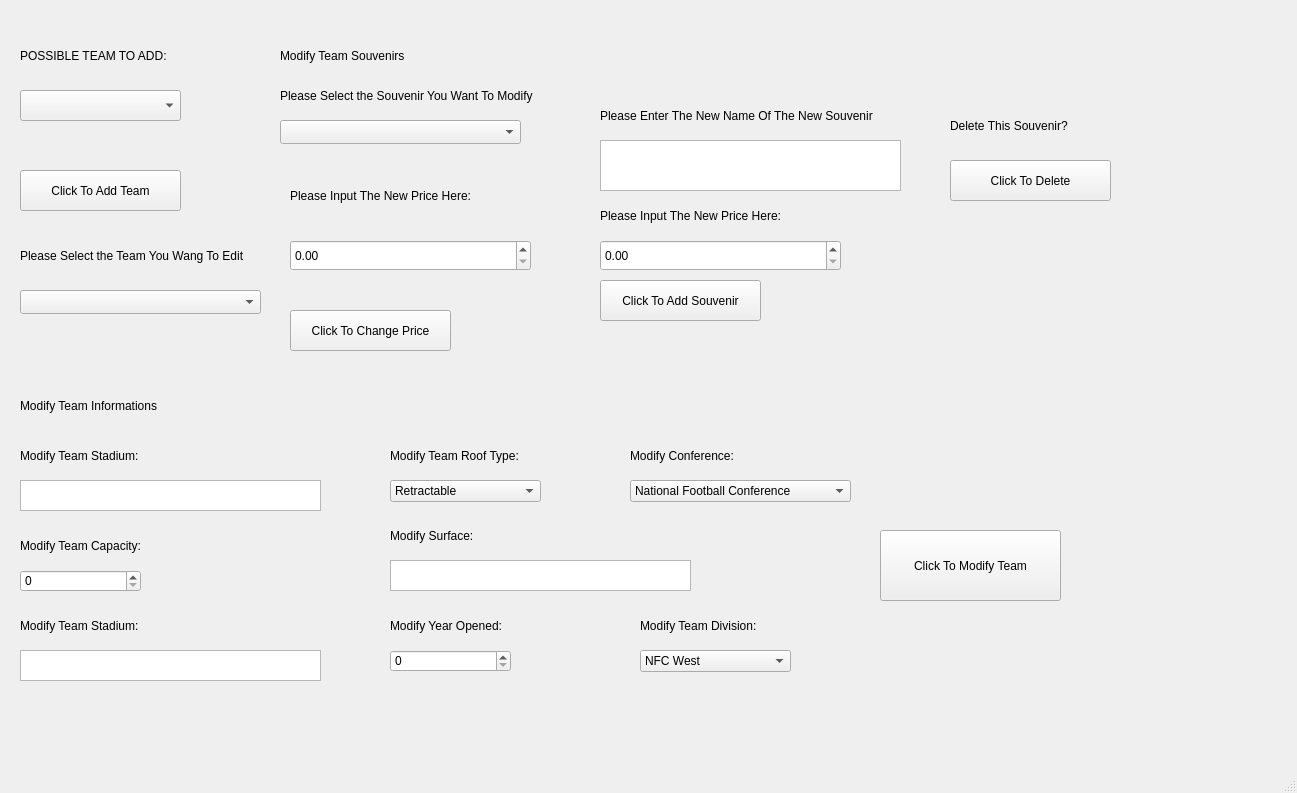
Before: the Qt Designer form NFLProject/maintenance.ui in kirtanbhatt1/Project-2, drawn with Qt 5.
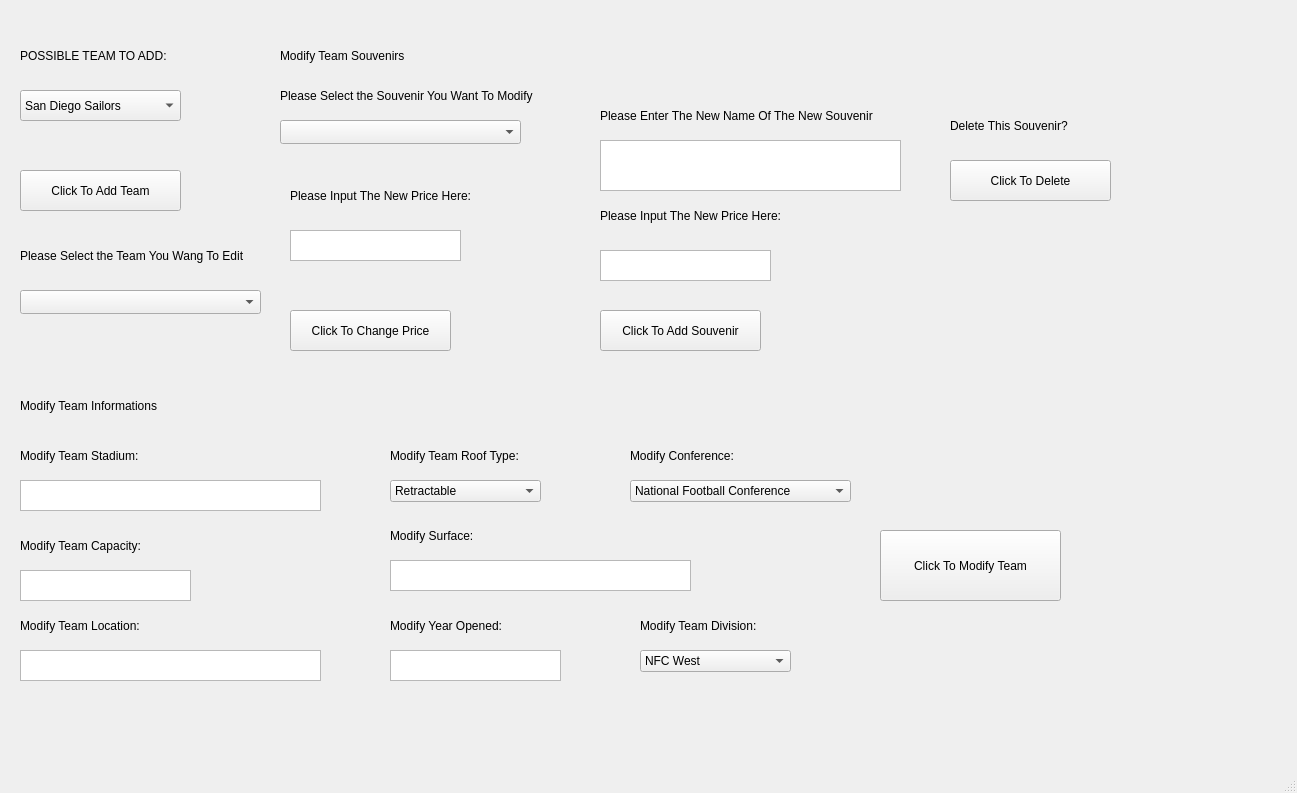
After: the same form once the commit is applied.

Diff of the .ui file:
```diff
--- a/NFLProject/maintenance.ui
+++ b/NFLProject/maintenance.ui
@@ -36,6 +36,11 @@
       <height>31</height>
      </rect>
     </property>
+    <item>
+     <property name="text">
+      <string>San Diego Sailors</string>
+     </property>
+    </item>
    </widget>
    <widget class="QPushButton" name="addTeamButton">
     <property name="geometry">
@@ -109,16 +114,6 @@
      </rect>
     </property>
    </widget>
-   <widget class="QDoubleSpinBox" name="souvenirPriceInput">
-    <property name="geometry">
-     <rect>
-      <x>290</x>
-      <y>240</y>
-      <width>241</width>
-      <height>31</height>
-     </rect>
-    </property>
-   </widget>
    <widget class="QLabel" name="label_5">
     <property name="geometry">
      <rect>
@@ -194,16 +189,6 @@
      <string>Please Enter The New Name Of The New Souvenir</string>
     </property>
    </widget>
-   <widget class="QDoubleSpinBox" name="newSouvenirPriceInput">
-    <property name="geometry">
-     <rect>
-      <x>600</x>
-      <y>240</y>
-      <width>241</width>
-      <height>31</height>
-     </rect>
-    </property>
-   </widget>
    <widget class="QLabel" name="label_9">
     <property name="geometry">
      <rect>
@@ -221,7 +206,7 @@
     <property name="geometry">
      <rect>
       <x>600</x>
-      <y>280</y>
+      <y>310</y>
       <width>161</width>
       <height>41</height>
      </rect>
@@ -279,16 +264,6 @@
      <string>Modify Team Capacity:</string>
     </property>
    </widget>
-   <widget class="QSpinBox" name="newTeamCapacityInput">
-    <property name="geometry">
-     <rect>
-      <x>20</x>
-      <y>570</y>
-      <width>121</width>
-      <height>22</height>
-     </rect>
-    </property>
-   </widget>
    <widget class="QTextEdit" name="newLocationNameInput">
     <property name="geometry">
      <rect>
@@ -309,7 +284,7 @@
      </rect>
     </property>
     <property name="text">
-     <string>Modify Team Stadium:</string>
+     <string>Modify Team Location:</string>
     </property>
    </widget>
    <widget class="QLabel" name="label_13">
@@ -386,16 +361,6 @@
      <string>Modify Year Opened:</string>
     </property>
    </widget>
-   <widget class="QSpinBox" name="newYearOpenedInput">
-    <property name="geometry">
-     <rect>
-      <x>390</x>
-      <y>650</y>
-      <width>121</width>
-      <height>22</height>
-     </rect>
-    </property>
-   </widget>
    <widget class="QComboBox" name="modifyConferenceCombo">
     <property name="geometry">
      <rect>
@@ -505,6 +470,46 @@
      <string>Click To Modify Team</string>
     </property>
    </widget>
+   <widget class="QTextEdit" name="souvenirPriceInput">
+    <property name="geometry">
+     <rect>
+      <x>290</x>
+      <y>230</y>
+      <width>171</width>
+      <height>31</height>
+     </rect>
+    </property>
+   </widget>
+   <widget class="QTextEdit" name="newYearOpenedInput">
+    <property name="geometry">
+     <rect>
+      <x>390</x>
+      <y>650</y>
+      <width>171</width>
+      <height>31</height>
+     </rect>
+    </property>
+   </widget>
+   <widget class="QTextEdit" name="newSouvenirPriceInput">
+    <property name="geometry">
+     <rect>
+      <x>600</x>
+      <y>250</y>
+      <width>171</width>
+      <height>31</height>
+     </rect>
+    </property>
+   </widget>
+   <widget class="QTextEdit" name="newTeamCapacityInput">
+    <property name="geometry">
+     <rect>
+      <x>20</x>
+      <y>570</y>
+      <width>171</width>
+      <height>31</height>
+     </rect>
+    </property>
+   </widget>
   </widget>
   <widget class="QMenuBar" name="menubar">
    <property name="geometry">
```
Left out of the diff: 51 changed lines with no effect on the pictures.
